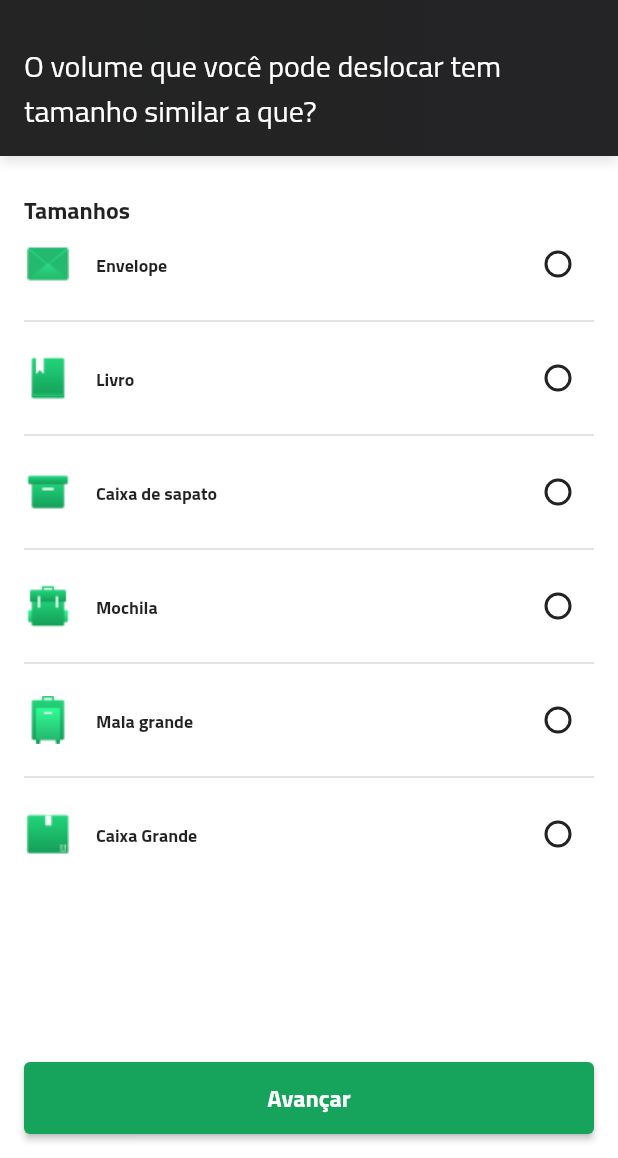
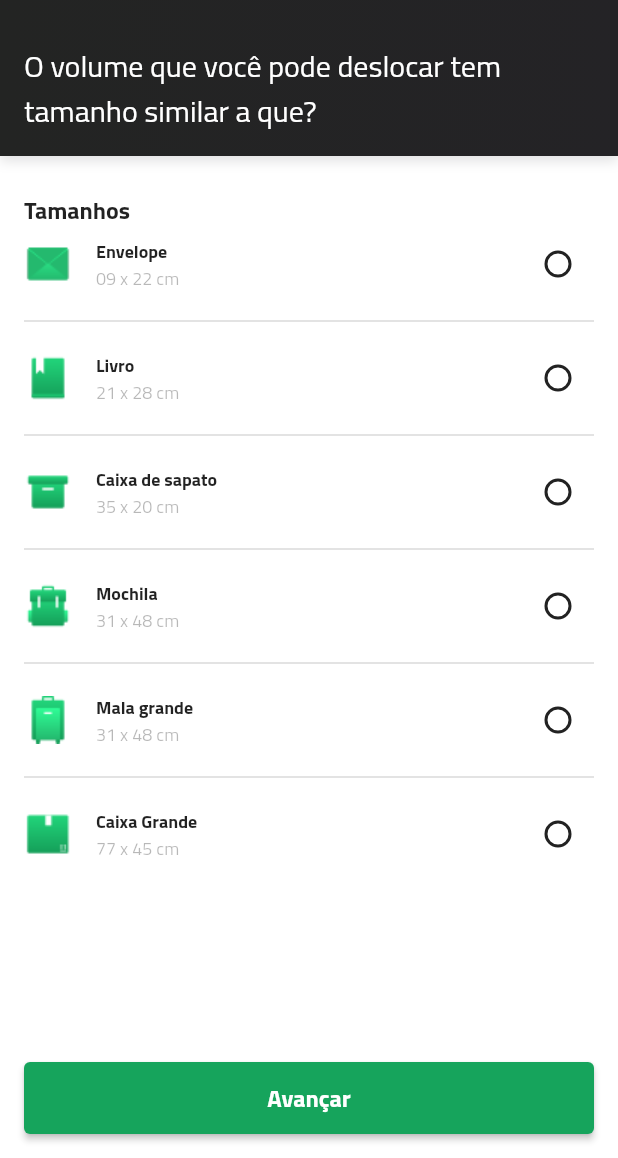
Before and after one commit to andrehmarcilio/fluvver-jera-test, a Flutter app: the TamanhoFormView screen opened directly, on a phone screen of 412 x 824 dp, the part 78-1236 px from its top. Run offline on Flutter 3.47's test engine with Material 2 defaults, Android fonts, the phone set to English and light mode, and no system bars; our stand-ins replace flutter_bloc, flutter_svg, fluttertoast, google_maps_flutter, hive; missing offline and left inert: flow_builder, flutter_polyline_points; accounts and stored records are empty.

Commit message:
Adicionada as dimensões na lista de tamanhos

```diff
--- a/lib/domain/entity/tamanho.dart
+++ b/lib/domain/entity/tamanho.dart
@@ -2,35 +2,42 @@ enum Tamanho {
   envelope(
       value: "envelope",
       imagePath: "assets/icons/tamanhos/ic_email.png",
-      nome: "Envelope"),
+      nome: "Envelope",
+      dimensoes: "09 x 22 cm"),
   livro(
       value: "livro",
       imagePath: "assets/icons/tamanhos/ic_book.png",
-      nome: "Livro"),
+      nome: "Livro",
+      dimensoes: "21 x 28 cm"),
   caixaSapato(
       value: "caixa-de-sapato",
       imagePath: "assets/icons/tamanhos/ic_box.png",
-      nome: "Caixa de sapato"),
+      nome: "Caixa de sapato",
+      dimensoes: "35 x 20 cm"),
   mochila(
       value: "mochila",
       imagePath: "assets/icons/tamanhos/ic_backpack.png",
-      nome: "Mochila"),
+      nome: "Mochila",
+      dimensoes: "31 x 48 cm"),
   malaGrande(
       value: "mala-grande",
       imagePath: "assets/icons/tamanhos/ic_mala.png",
-      nome: "Mala grande"),
+      nome: "Mala grande",
+      dimensoes: "31 x 48 cm"),
   caixaGrande(
       value: "caixa-grande",
       imagePath: "assets/icons/tamanhos/ic_big_box.png",
-      nome: "Caixa Grande");
+      nome: "Caixa Grande",
+      dimensoes: "77 x 45 cm");
 
   final String value;
   final String imagePath;
   final String nome;
+  final String dimensoes;
 
   static pegarPeloValue(String value) =>
       Tamanho.values.firstWhere((element) => element.value == value);
 
   const Tamanho(
-      {required this.value, required this.imagePath, required this.nome});
+      {required this.value, required this.imagePath, required this.nome, required this.dimensoes});
 }
--- a/lib/presentation/home/view/viagem_list_view.dart
+++ b/lib/presentation/home/view/viagem_list_view.dart
@@ -40,6 +40,7 @@ class ViagemListView extends StatelessWidget {
                     ),
                     const TituloText(titulo: "Viagens"),
                     ListView.separated(
+                      reverse: true,
                       shrinkWrap: true,
                       physics: const ScrollPhysics(),
                       itemCount: viagens.length,
--- a/lib/presentation/viagemForm/view/tamanho_form_view.dart
+++ b/lib/presentation/viagemForm/view/tamanho_form_view.dart
@@ -70,6 +70,7 @@ class _TamanhoFormViewState extends State<TamanhoFormView> {
                               value: tamanho,
                               selectedValue: tamanhoSelecionado,
                               name: tamanho.nome,
+                              subTitulo: tamanho.dimensoes,
                               onChanged: (valor) {
                                 setState(() {
                                   tamanhoSelecionado = valor;
--- a/lib/presentation/viagemForm/widget/custom_item_check_box.dart
+++ b/lib/presentation/viagemForm/widget/custom_item_check_box.dart
@@ -7,12 +7,14 @@ class CustomItemCheckBox extends StatelessWidget {
       required this.value,
       required this.onChanged,
       required this.imagePath,
-      required this.name})
+      required this.name,
+      this.subTitulo})
       : super(key: key);
   final dynamic selectedValue;
   final dynamic value;
   final String imagePath;
   final String name;
+  final String? subTitulo;
   final Function(dynamic) onChanged;
 
   @override
@@ -38,10 +40,21 @@ class CustomItemCheckBox extends StatelessWidget {
                 const SizedBox(
                   width: 16,
                 ),
-                Text(
-                  name,
-                  style: const TextStyle(
-                      fontSize: 12, fontWeight: FontWeight.w700),
+                Column(
+                  mainAxisSize: MainAxisSize.min,
+                  crossAxisAlignment: CrossAxisAlignment.start,
+                  children: [
+                    Text(
+                      name,
+                      style: const TextStyle(
+                          fontSize: 12, fontWeight: FontWeight.w700),
+                    ),
+                    subTitulo == null ? const SizedBox.shrink() :
+                    Text(
+                      subTitulo!,
+                      style: const TextStyle(
+                        fontSize: 12, color: Color.fromRGBO(34, 34, 34, 0.32)),)
+                  ],
                 )
               ],
             ),
```
